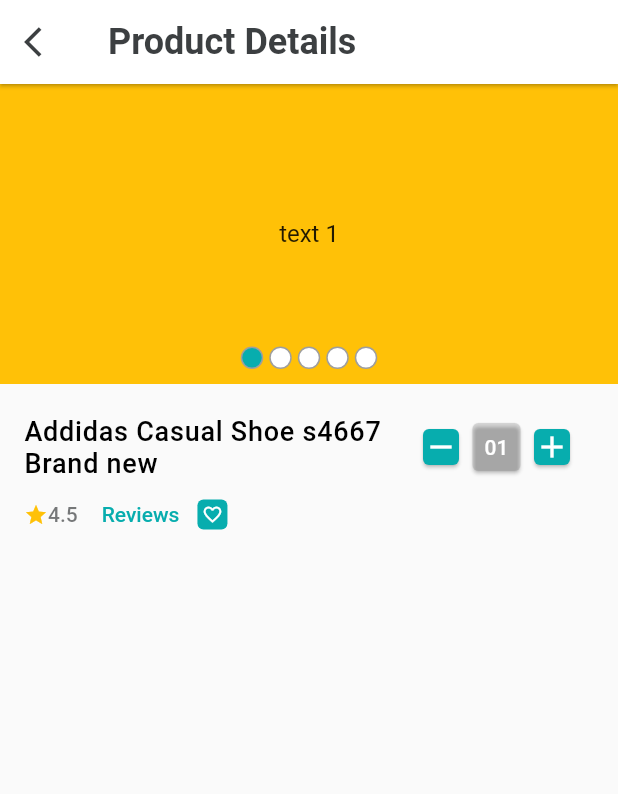
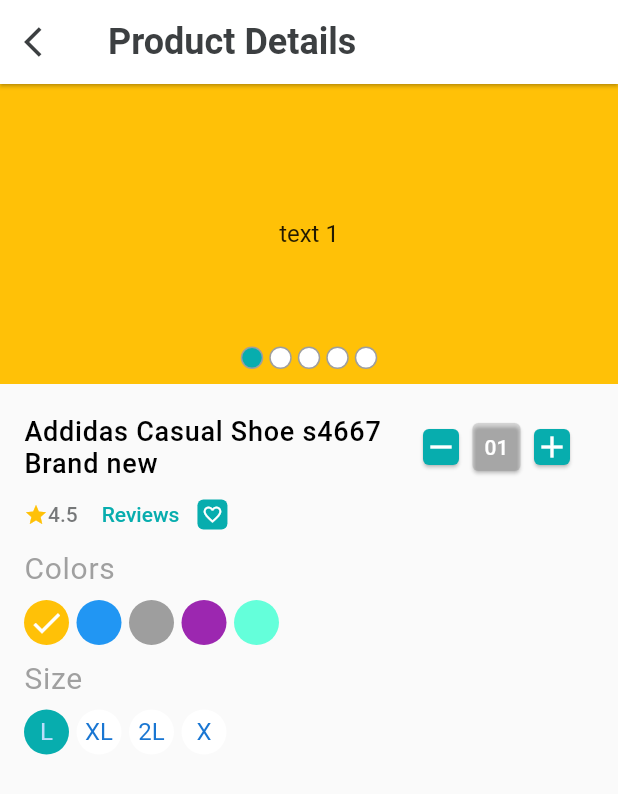
Before and after one commit to kafi015/ecommerce_shopanbd, a Flutter app: the screen it shows after launch, after a tap on "Nike Casual Shoe A345G", on a phone screen of 412 x 824 dp. Shown: the top 794 px of the screen. Run offline on Flutter 3.47's test engine with Material 2 defaults, Android fonts, the phone set to English and light mode, and no system bars; drawn by our look-alikes of carousel_slider; our stand-ins replace get, pin_code_fields.

Commit message:
Product details ui running v2

```diff
--- a/lib/ui/screens/products_details_screen.dart
+++ b/lib/ui/screens/products_details_screen.dart
@@ -8,9 +8,25 @@
 import '../utils/app_colors.dart';
 
 class ProductDetailsScreen extends StatelessWidget {
-  const ProductDetailsScreen({Key? key}) : super(key: key);
+  ProductDetailsScreen({Key? key}) : super(key: key);
+  final List<Color> _colors = [
+    Colors.amber,
+    Colors.blue,
+    Colors.grey,
+    Colors.purple,
+    Colors.tealAccent,
+  ];
+  final List<String> _sizes = [
+    'L',
+    'XL',
+    '2L',
+    'X',
+  ];
+
   @override
   Widget build(BuildContext context) {
+    Get.find<CartController>().setProductColor(_colors[0]);
+    Get.find<CartController>().setProductSize(_sizes[0]);
     return Scaffold(
       appBar: AppBar(
         leading: const AppBarBackButtton(),
@@ -19,10 +35,13 @@
       body: Column(
         children: [
           ProductImageCarusal(),
-          const SizedBox(height: 5,),
+          const SizedBox(
+            height: 5,
+          ),
           Padding(
             padding: const EdgeInsets.all(16.0),
             child: Column(
+              crossAxisAlignment: CrossAxisAlignment.start,
               children: [
                 Row(
                   children: [
@@ -63,9 +82,9 @@
                                 child: Padding(
                                   padding: const EdgeInsets.all(8.0),
                                   child: Text(
-                                    controller.noOfProductGet < 10
-                                        ? '0${controller.noOfProductGet}'
-                                        : controller.noOfProductGet.toString(),
+                                    controller.getNoOfProduct < 10
+                                        ? '0${controller.getNoOfProduct}'
+                                        : controller.getNoOfProduct.toString(),
                                     style: const TextStyle(
                                         color: Colors.white,
                                         fontWeight: FontWeight.w500),
@@ -148,6 +167,75 @@
                     ),
                   ],
                 ),
+                Text(
+                  'Colors',
+                  style: subTitleTextStyle.copyWith(fontSize: 20),
+                ),
+                SizedBox(
+                  height: 10,
+                ),
+                Row(
+                  children: [
+                    for (int i = 0; i < _colors.length; i++)
+                      Padding(
+                        padding: const EdgeInsets.only(right: 5.0),
+                        child: InkWell(
+                          borderRadius: BorderRadius.circular(20.0),
+                          onTap: () {
+                            Get.find<CartController>()
+                                .setProductColor(_colors[i]);
+                          },
+                          child: CircleAvatar(
+                            backgroundColor: _colors[i],
+                            radius: 15,
+                            child: GetBuilder<CartController>(
+                              builder: (controller) => Visibility(
+                                  visible: Get.find<CartController>()
+                                          .getProductColor ==
+                                      _colors[i],
+                                  child: Icon(
+                                    Icons.check,
+                                    color: Colors.white,
+                                  )),
+                            ),
+                          ),
+                        ),
+                      )
+                  ],
+                ),
+                SizedBox(
+                  height: 10,
+                ),
+                Text(
+                  'Size',
+                  style: subTitleTextStyle.copyWith(fontSize: 20),
+                ),
+                SizedBox(
+                  height: 10,
+                ),
+                Row(
+                  children: [
+                    for (int i = 0; i < _sizes.length; i++)
+                      Padding(
+                        padding: const EdgeInsets.only(right: 5.0),
+                        child: InkWell(
+                          borderRadius: BorderRadius.circular(20.0),
+                          onTap: () {
+                            Get.find<CartController>()
+                                .setProductSize(_sizes[i]);
+                          },
+                          child: GetBuilder<CartController>(
+                            builder: (controller) => CircleAvatar(
+                              backgroundColor: controller.getProductSize == _sizes[i]? primaryColor: Colors.white,
+                              radius: 15,
+                              child: Text(_sizes[i]),
+
+                            ),
+                          ),
+                        ),
+                      )
+                  ],
+                ),
               ],
             ),
           ),
--- a/lib/ui/state_managers/cart_controller.dart
+++ b/lib/ui/state_managers/cart_controller.dart
@@ -1,10 +1,16 @@
+import 'package:flutter/material.dart';
 import 'package:get/get.dart';
 
 class CartController extends GetxController
 {
   int noOfProduct = 1;
+  Color productColor = Colors.white;
+  late String productSize;
 
-  int get noOfProductGet => noOfProduct;
+  int get getNoOfProduct => noOfProduct;
+  Color get getProductColor => productColor;
+  String get getProductSize => productSize;
+
 
   void addCartNumber()
   {
@@ -22,4 +28,14 @@
           update();
         }
   }
+  void setProductColor(Color c)
+  {
+    productColor = c;
+    update();
+  }
+  void setProductSize(String s)
+  {
+    productSize = s;
+    update();
+  }
 }
--- a/lib/ui/widgets/product_card.dart
+++ b/lib/ui/widgets/product_card.dart
@@ -15,7 +15,7 @@
       width: 140,
       child: InkWell(
         onTap: () {
-          Get.to(const ProductDetailsScreen());
+          Get.to(ProductDetailsScreen());
         },
         child: Card(
           margin: const EdgeInsets.symmetric(horizontal: 5),
```
Also changed, not shown: lib/main.dart (+5 -5 lines).
